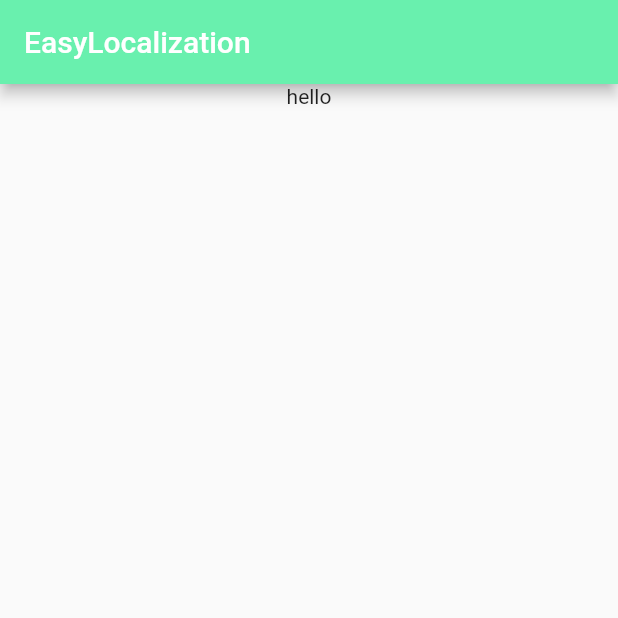
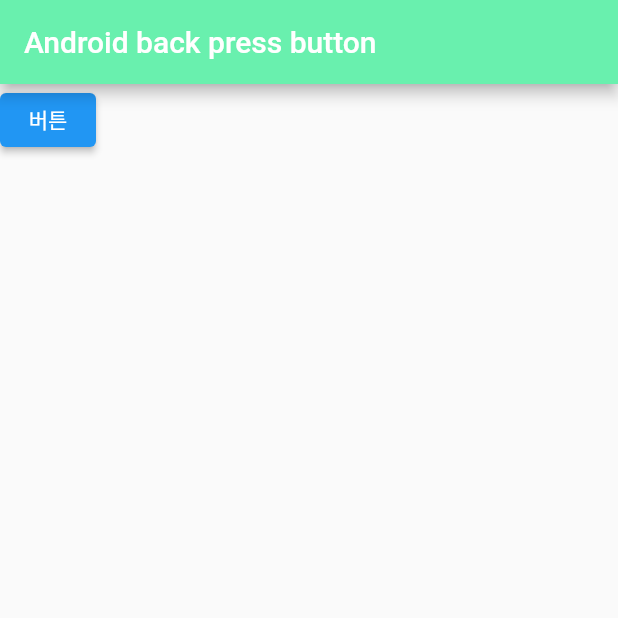
Before and after one commit to kang-yg/StudyFlutter, a Flutter app: the screen it shows after launch, on a phone screen of 412 x 824 dp, the top half of it. Run offline on Flutter 3.47's test engine with Material 2 defaults, Android fonts, the phone set to English and light mode, and no system bars.

Commit message:
Android back press button

```diff
--- a/lib/main.dart
+++ b/lib/main.dart
@@ -1,16 +1,10 @@
-import 'package:easy_localization/easy_localization.dart';
+import 'package:firstflutter/SampleRoute01.dart';
 import 'package:flutter/foundation.dart';
 import 'package:flutter/material.dart';
 
-void main() async {
-  WidgetsFlutterBinding.ensureInitialized();
-  await EasyLocalization.ensureInitialized();
-
-  runApp(EasyLocalization(
-    child: MyEasyLocalizationStateless(),
-    supportedLocales: [Locale('en', 'US'), Locale('ko', 'KR')],
-    path: 'assets/translations',
-    fallbackLocale: Locale('en', 'US'),
+void main() {
+  runApp(MaterialApp(
+    home: MyEasyLocalizationStateless(),
   ));
 }
 
@@ -22,9 +16,9 @@ class MyEasyLocalizationStateless extends StatelessWidget {
     return MaterialApp(
       title: 'EasyLocalization',
       home: MyEasyLocalizationStateful(),
-      localizationsDelegates: context.localizationDelegates,
-      supportedLocales: context.supportedLocales,
-      locale: context.locale,
+      routes: {
+        '/sample': (context) => SampleRoute01(),
+      },
     );
   }
 }
@@ -45,9 +39,17 @@ class _MyEasyLocalizationExampleState
     return Scaffold(
         appBar: AppBar(
           centerTitle: false,
-          title: Text('EasyLocalization'),
+          title: Text('Android back press button'),
           backgroundColor: Colors.greenAccent,
         ),
-        body: Center(child: Column(children: <Widget>[Text('hello').tr()])));
+        body: Column(
+          children: <Widget>[
+            ElevatedButton(
+                onPressed: () {
+                  Navigator.pushNamed(context, '/sample');
+                },
+                child: Text('버튼'))
+          ],
+        ));
   }
 }
```
Also changed, not shown: lib/SampleRoute01.dart (added, +51 -0 lines).
